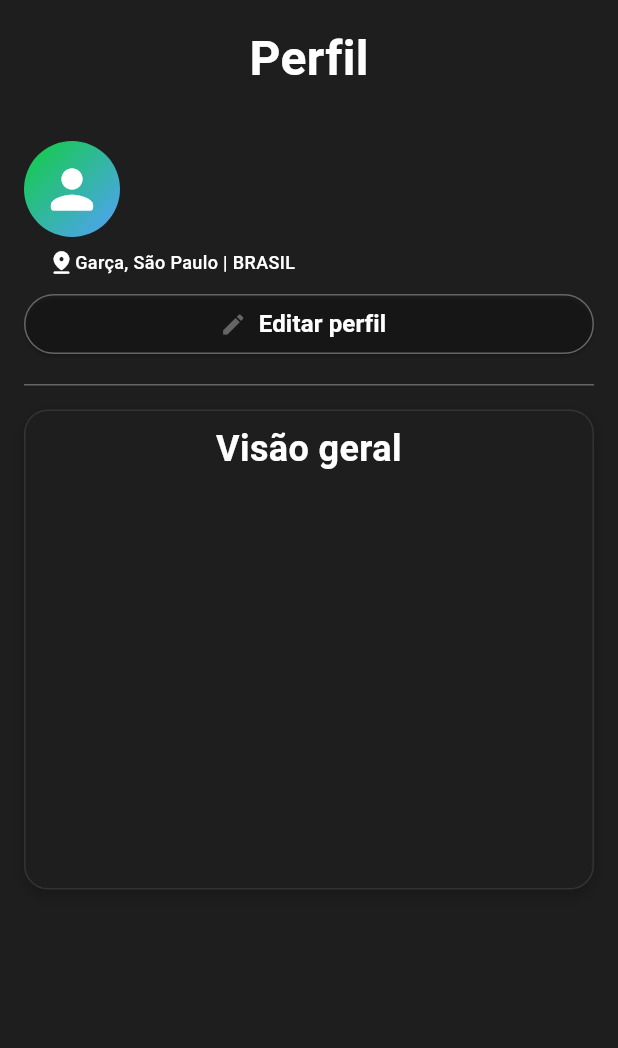
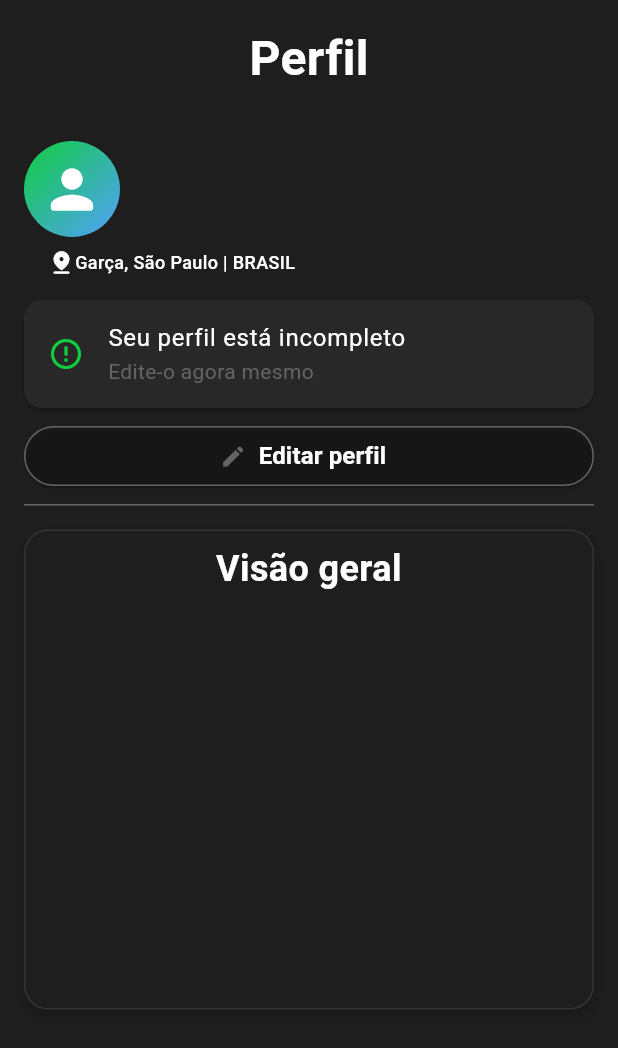
Before and after one commit to DiRezze/smart_house_app, a Flutter app: the ProfilePage screen opened directly, on a phone screen of 412 x 824 dp. Shown: the top 1048 px of the screen. Run offline on Flutter 3.47's test engine with Material 3 defaults, Android fonts, the phone set to English and light mode, and no system bars; our stand-ins replace firebase_auth, firebase_core, firebase_database, flutter_dotenv, shared_preferences; accounts and stored records are empty.

Commit message:
feat(profile): add profile missing metadata warning

```diff
--- a/lib/screens/profile_page.dart
+++ b/lib/screens/profile_page.dart
@@ -134,6 +134,32 @@ class _ProfilePageState extends State<ProfilePage> with SingleTickerProviderStat
                       ],
                     ),
                   ),
+                  (displayName == null || displayName!.isEmpty)
+                      ? AnimatedOpacity(
+                      opacity: _nameOpacity,
+                      duration: const Duration(milliseconds: 200),
+                      child: Column(
+                    children: [
+                      const SizedBox(height: 8),
+                      Card(
+                        color: AppColors.inputBackground,
+                        margin: EdgeInsets.all(0),
+                        child: Column(
+                          mainAxisSize: MainAxisSize.min,
+                          children: <Widget>[
+                            const ListTile(
+                              leading: Icon(Icons.error_outline_outlined, color: AppColors.primary,),
+                              title: Text('Seu perfil está incompleto', style: TextStyle(color: Colors.white),),
+                              subtitle: Text('Edite-o agora mesmo', style: TextStyle(color: AppColors.gray),),
+                            ),
+                          ],
+                        ),
+                      ),
+                      const SizedBox(height: 8),
+                    ],
+                  )
+                  )
+                      : const SizedBox.shrink(),
                   SizedBox(
                     width: double.infinity,
                     child: ElevatedButton.icon(
@@ -163,7 +189,7 @@ class _ProfilePageState extends State<ProfilePage> with SingleTickerProviderStat
                       ),
                     ),
                   ),
-                  SizedBox(height: 16),
+                  SizedBox(height: 8,),
                   Divider(
                     color: AppColors.gray,
                     height: 1,
```
